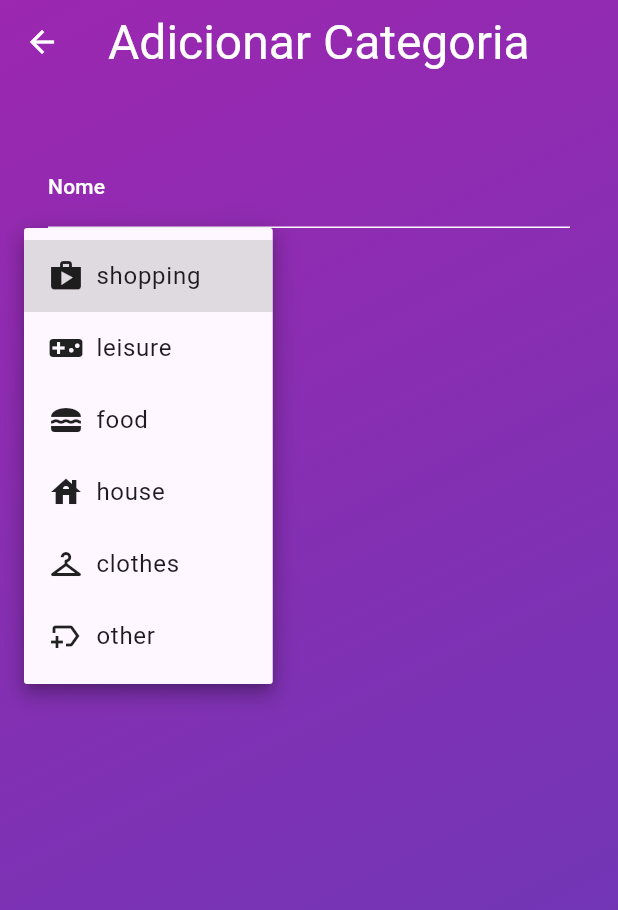
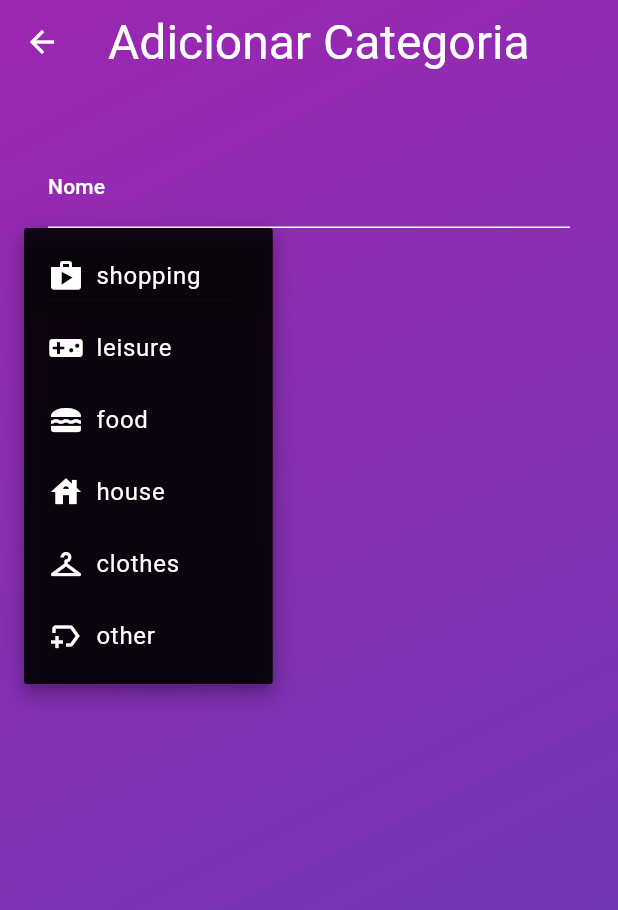
Before and after one commit to eduardobetim/Continhas, a Flutter app: the AddCategoryScreen screen opened directly, after a tap on "shopping", on a phone screen of 412 x 824 dp. Shown: the top 910 px of the screen. Run offline on Flutter 3.47's test engine with Material 3 defaults, Android fonts, the light colour scheme and no system bars; our stand-ins replace google_fonts; missing offline and left inert: dart:ffi; Roboto replaces fonts that are missing (Dosis).

Commit message:
fixed dropdown

```diff
--- a/lib/add_category_screen.dart
+++ b/lib/add_category_screen.dart
@@ -5,8 +5,15 @@ import 'package:gastinhos/category_type.dart';
 import 'package:gastinhos/input_field.dart';
 import 'package:google_fonts/google_fonts.dart';
 
-class AddCategoryScreen extends StatelessWidget {
+class AddCategoryScreen extends StatefulWidget {
   const AddCategoryScreen({super.key});
+
+  @override
+  State<AddCategoryScreen> createState() => _AddCategoryScreenState();
+}
+
+class _AddCategoryScreenState extends State<AddCategoryScreen> {
+  String dropdownValue = categoryTypeIcons.keys.toList().first.name.toString();
 
   @override
   Widget build(BuildContext context) {
@@ -73,16 +80,22 @@ class AddCategoryScreen extends StatelessWidget {
                   height: 8,
                 ),
                 DropdownButton(
-                    style: Theme.of(context).textTheme.bodyLarge,
-                    value:
-                        categoryTypeIcons.keys.toList().first.name.toString(),
+                    dropdownColor: Colors.black87,
+                    style: Theme.of(context)
+                        .textTheme
+                        .bodyLarge!
+                        .copyWith(color: Colors.white),
+                    value: dropdownValue,
                     items: [
                       for (final category in categoryTypeIcons.entries)
                         DropdownMenuItem(
                           value: category.key.name.toString(),
                           child: Row(
                             children: [
-                              Icon(category.value),
+                              Icon(
+                                category.value,
+                                color: Colors.white,
+                              ),
                               const SizedBox(
                                 width: 8,
                               ),
@@ -93,7 +106,11 @@ class AddCategoryScreen extends StatelessWidget {
                           ),
                         )
                     ],
-                    onChanged: (value) {})
+                    onChanged: (value) {
+                      setState(() {
+                        dropdownValue = value!;
+                      });
+                    })
               ],
             ),
           ),
```
